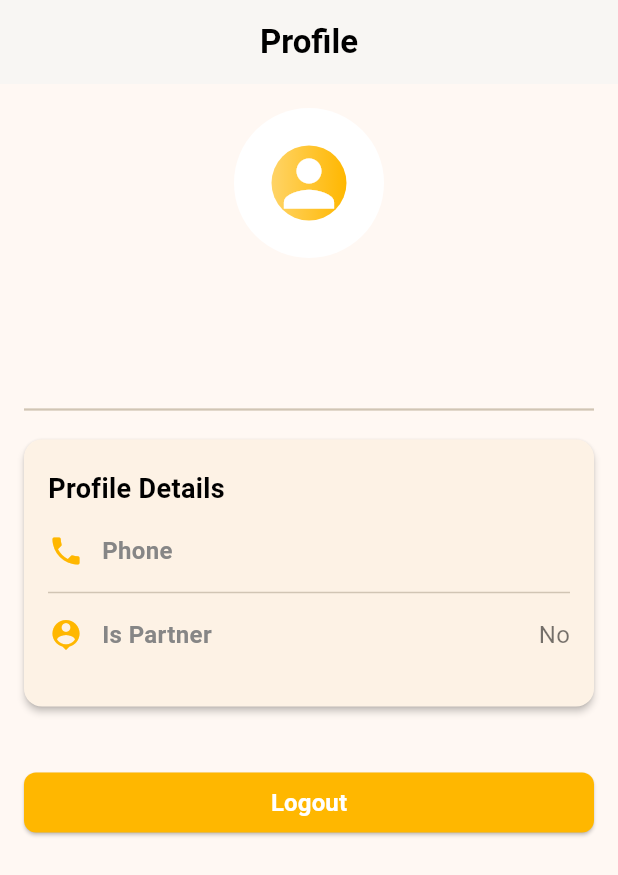
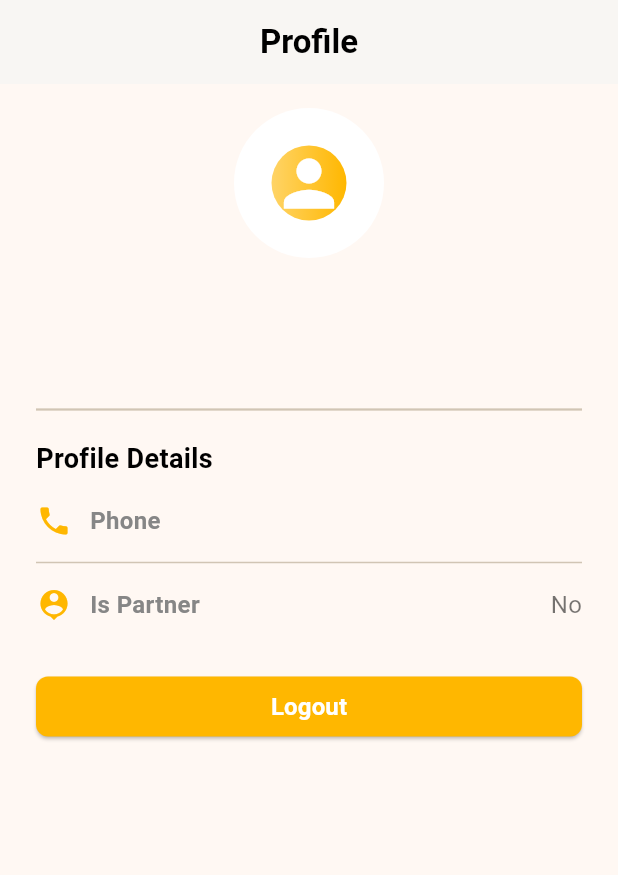
Before and after one commit to naufalzp/takemeals-app, a Flutter app: the ProfileScreen screen opened directly, on a phone screen of 412 x 824 dp. Shown: the top 875 px of the screen. Run offline on Flutter 3.47's test engine with Material 3 defaults, Android fonts, the phone set to English and light mode, and no system bars; our stand-ins replace dartz, equatable, flutter_dotenv, flutter_svg, fluttertoast, form_field_validator and 2 more; missing offline and left inert: midtrans_sdk, mobile_scanner; accounts and stored records are empty.

Commit message:
feat: Refactor ProfileScreen layout for improved readability and user experience

```diff
--- a/lib/screens/profile/profile_screen.dart
+++ b/lib/screens/profile/profile_screen.dart
@@ -75,6 +75,8 @@ class _ProfileScreenState extends State<ProfileScreen> {
             )
           : SingleChildScrollView(
               padding: const EdgeInsets.all(16.0),
+              child: Padding(
+                padding: const EdgeInsets.symmetric(horizontal: 8.0),
                 child: Column(
                   crossAxisAlignment: CrossAxisAlignment.center,
                   children: [
@@ -126,18 +128,7 @@ class _ProfileScreenState extends State<ProfileScreen> {
                     const Divider(height: 40, thickness: 1.5),
 
                     // Profile Information Section
-                  Card(
-                    margin: EdgeInsets.zero,
-                    elevation: 2,
-                    shape: RoundedRectangleBorder(
-                      borderRadius: BorderRadius.circular(12),
-                    ),
-                    child: Padding(
-                      padding: const EdgeInsets.symmetric(
-                        horizontal: 16.0,
-                        vertical: 20.0,
-                      ),
-                      child: Column(
+                    Column(
                       crossAxisAlignment: CrossAxisAlignment.start,
                       children: [
                         const Text(
@@ -164,9 +155,12 @@ class _ProfileScreenState extends State<ProfileScreen> {
                         if (user.isPartner == true)
                           SizedBox(
                             width: double.infinity,
-                              child: ElevatedButton.icon(
-                                style: ElevatedButton.styleFrom(
-                                    backgroundColor: primaryColor),
+                            child: OutlinedButton.icon(
+                              style: OutlinedButton.styleFrom(
+                                  side: BorderSide(color: primaryColor),
+                                  shape: RoundedRectangleBorder(
+                                    borderRadius: BorderRadius.circular(8),
+                                  )),
                               onPressed: () {
                                 Navigator.push(
                                   context,
@@ -176,19 +170,19 @@ class _ProfileScreenState extends State<ProfileScreen> {
                                   ),
                                 );
                               },
-                                icon: const Icon(Icons.qr_code_scanner),
+                              icon: const Icon(Icons.qr_code_scanner,
+                                  color: primaryColor),
                               label: const Text(
                                 'Scan Order QR',
-                                  style: TextStyle(fontSize: 16),
+                                style: TextStyle(
+                                    fontSize: 16, color: primaryColor),
                               ),
                             ),
                           ),
                       ],
                     ),
-                    ),
-                  ),
 
-                  const SizedBox(height: 40),
+                    const SizedBox(height: 16),
                     // Logout Button
                     SizedBox(
                       width: double.infinity,
@@ -212,6 +206,7 @@ class _ProfileScreenState extends State<ProfileScreen> {
                   ],
                 ),
               ),
+            ),
     );
   }
 
--- a/lib/screens/search/search_screen.dart
+++ b/lib/screens/search/search_screen.dart
@@ -45,9 +45,6 @@ class _SearchScreenState extends State<SearchScreen> {
           child: Column(
             crossAxisAlignment: CrossAxisAlignment.start,
             children: [
-              const SizedBox(height: defaultPadding),
-              Text('Search', style: Theme.of(context).textTheme.headlineMedium),
-              const SizedBox(height: defaultPadding),
               Padding(
                 padding: const EdgeInsets.all(8.0),
                 child: TextField(
```
Lines whose indentation alone changed are shown as unchanged.
